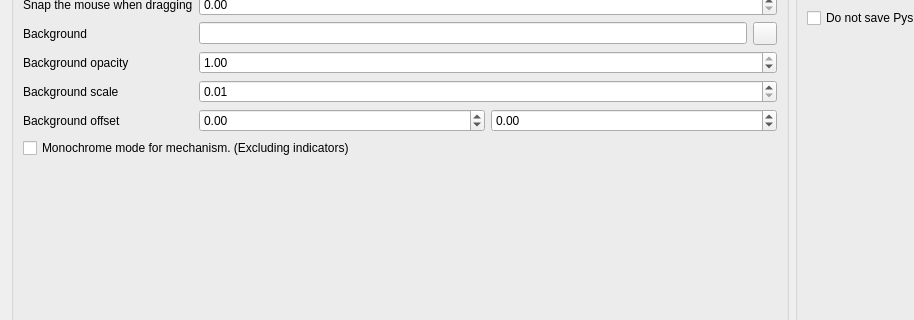
This is core/io/preference.ui in KmolYuan/Pyslvs-UI as Qt 5 draws it before an edit; both pictures show x 0 to 914 and y 307 to 627 of the 1154 by 817 pixel window. The edited form follows.
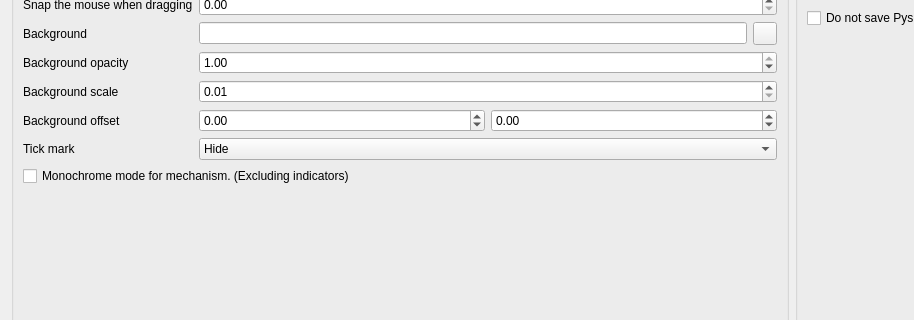
This is the edited form. Icons and pictures are not drawn.

Commit message: Add "Tick mark" settings for main canvas.

```diff
--- a/core/io/preference.ui
+++ b/core/io/preference.ui
@@ -317,6 +317,32 @@
             </item>
            </layout>
           </item>
+          <item row="14" column="0">
+           <widget class="QLabel" name="tick_mark_label">
+            <property name="text">
+             <string>Tick mark</string>
+            </property>
+           </widget>
+          </item>
+          <item row="14" column="1">
+           <widget class="QComboBox" name="tick_mark_option">
+            <item>
+             <property name="text">
+              <string>Hide</string>
+             </property>
+            </item>
+            <item>
+             <property name="text">
+              <string>Display</string>
+             </property>
+            </item>
+            <item>
+             <property name="text">
+              <string>Display with number</string>
+             </property>
+            </item>
+           </widget>
+          </item>
          </layout>
         </item>
         <item>
```
The commit also changes 12 other files.
